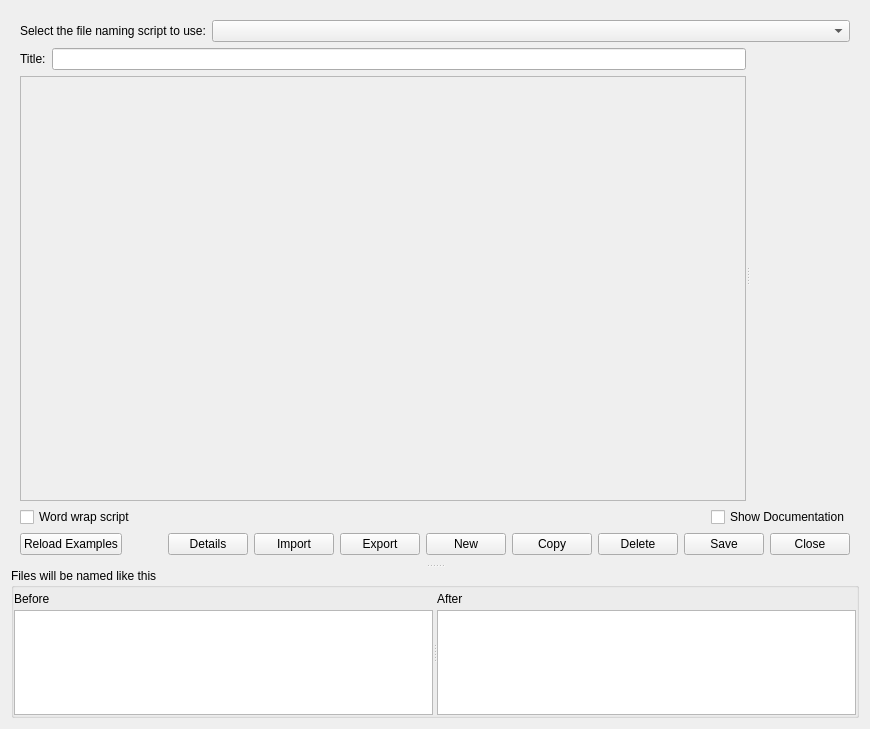
Above: ui/scripteditor.ui from metabrainz/picard before the change. Below: the same form after it.
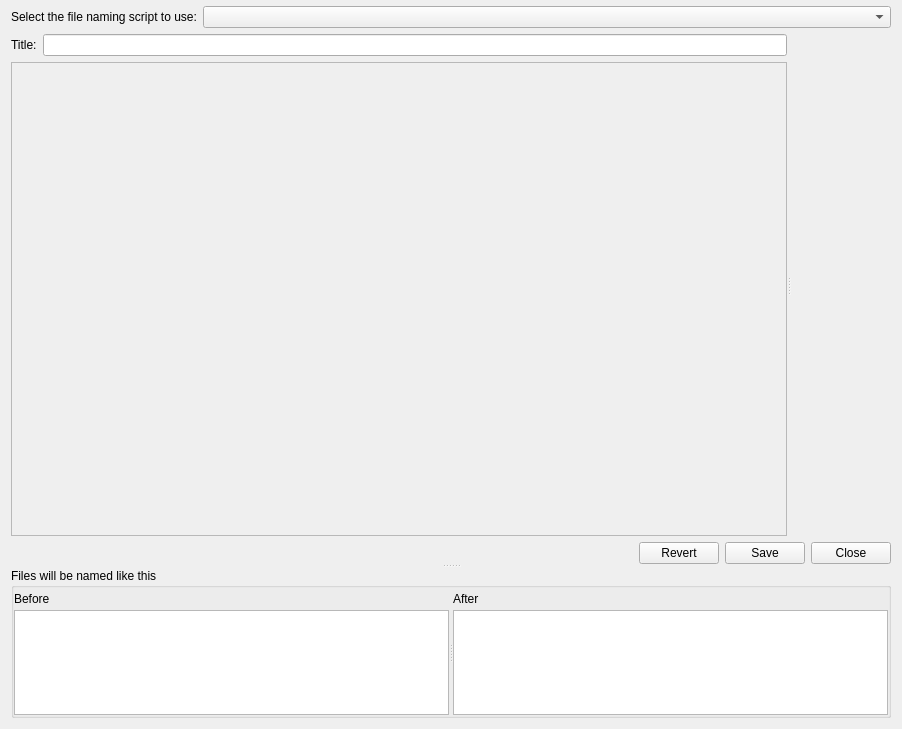
That is the form after the change. Custom widgets are drawn as their Qt base class.

```diff
--- a/ui/scripteditor.ui
+++ b/ui/scripteditor.ui
@@ -12,7 +12,7 @@
    <rect>
     <x>0</x>
     <y>0</y>
-    <width>858</width>
+    <width>902</width>
     <height>729</height>
    </rect>
   </property>
@@ -23,6 +23,19 @@
    </sizepolicy>
   </property>
   <layout class="QVBoxLayout" name="verticalLayout_3">
+   <property name="spacing">
+    <number>1</number>
+   </property>
+   <property name="topMargin">
+    <number>3</number>
+   </property>
+   <item>
+    <layout class="QHBoxLayout" name="layout_for_menubar">
+     <property name="spacing">
+      <number>6</number>
+     </property>
+    </layout>
+   </item>
    <item>
     <widget class="QSplitter" name="splitter_between_editor_and_examples">
      <property name="sizePolicy">
@@ -63,6 +76,18 @@
        <enum>QFrame::Raised</enum>
       </property>
       <layout class="QVBoxLayout" name="verticalLayout_5">
+       <property name="leftMargin">
+        <number>0</number>
+       </property>
+       <property name="topMargin">
+        <number>3</number>
+       </property>
+       <property name="rightMargin">
+        <number>0</number>
+       </property>
+       <property name="bottomMargin">
+        <number>0</number>
+       </property>
        <item>
         <layout class="QHBoxLayout" name="horizontalLayout_2">
          <property name="bottomMargin">
@@ -271,20 +296,10 @@
         </widget>
        </item>
        <item>
-        <layout class="QHBoxLayout" name="horizontalLayout_5">
+        <layout class="QHBoxLayout" name="horizontalLayout_4">
          <property name="topMargin">
           <number>0</number>
          </property>
-         <item>
-          <widget class="QCheckBox" name="file_naming_word_wrap">
-           <property name="toolTip">
-            <string>Word wrap long lines in the editor</string>
-           </property>
-           <property name="text">
-            <string>Word wrap script</string>
-           </property>
-          </widget>
-         </item>
          <item>
           <widget class="QLabel" name="renaming_error">
            <property name="sizePolicy">
@@ -302,112 +317,19 @@
           </widget>
          </item>
          <item>
-          <widget class="QCheckBox" name="show_documentation">
+          <widget class="QPushButton" name="file_naming_editor_reset">
            <property name="toolTip">
-            <string>Open the scripting documentation in a sidebar</string>
-           </property>
-           <property name="text">
-            <string>Show Documentation</string>
-           </property>
-          </widget>
-         </item>
-        </layout>
-       </item>
-       <item>
-        <layout class="QHBoxLayout" name="horizontalLayout_4">
-         <property name="topMargin">
-          <number>0</number>
-         </property>
-         <item>
-          <widget class="QPushButton" name="example_filename_sample_files_button">
-           <property name="toolTip">
-            <string>Up to 10 items chosen at random from files selected in the main window</string>
-           </property>
-           <property name="text">
-            <string>Reload Examples</string>
-           </property>
-          </widget>
-         </item>
-         <item>
-          <spacer name="horizontalSpacer_3">
-           <property name="orientation">
-            <enum>Qt::Horizontal</enum>
-           </property>
-           <property name="sizeHint" stdset="0">
-            <size>
-             <width>40</width>
-             <height>20</height>
-            </size>
-           </property>
-          </spacer>
-         </item>
-         <item>
-          <widget class="QPushButton" name="script_details">
-           <property name="toolTip">
-            <string>Display the details for the script</string>
-           </property>
-           <property name="statusTip">
             <string/>
            </property>
            <property name="text">
-            <string>Details</string>
-           </property>
-          </widget>
-         </item>
-         <item>
-          <widget class="QPushButton" name="import_script">
-           <property name="toolTip">
-            <string>Import a file as a new script</string>
-           </property>
-           <property name="text">
-            <string>Import</string>
-           </property>
-          </widget>
-         </item>
-         <item>
-          <widget class="QPushButton" name="export_script">
-           <property name="toolTip">
-            <string>Export the script to a file</string>
-           </property>
-           <property name="text">
-            <string>Export</string>
-           </property>
-          </widget>
-         </item>
-         <item>
-          <widget class="QPushButton" name="file_naming_editor_new">
-           <property name="toolTip">
-            <string>Create a new file naming script</string>
-           </property>
-           <property name="text">
-            <string>New</string>
-           </property>
-          </widget>
-         </item>
-         <item>
-          <widget class="QPushButton" name="file_naming_editor_copy">
-           <property name="toolTip">
-            <string>Save a copy of the script as a new script</string>
-           </property>
-           <property name="text">
-            <string>Copy</string>
-           </property>
-          </widget>
-         </item>
-         <item>
-          <widget class="QPushButton" name="file_naming_editor_delete">
-           <property name="toolTip">
-            <string>Delete the script</string>
-           </property>
-           <property name="text">
-            <string>Delete</string>
+            <string>Revert</string>
            </property>
           </widget>
          </item>
          <item>
           <widget class="QPushButton" name="file_naming_editor_save">
            <property name="toolTip">
-            <string>Save changes to the script</string>
+            <string/>
            </property>
            <property name="text">
             <string>Save</string>
@@ -417,7 +339,7 @@
          <item>
           <widget class="QPushButton" name="file_naming_editor_close">
            <property name="toolTip">
-            <string>Close the script editor</string>
+            <string/>
            </property>
            <property name="text">
             <string>Close</string>
```
